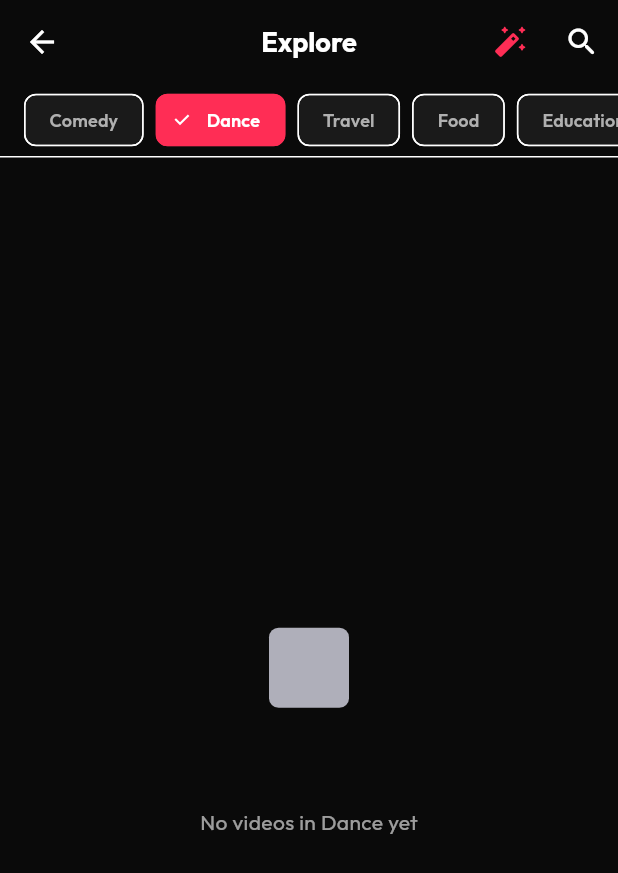
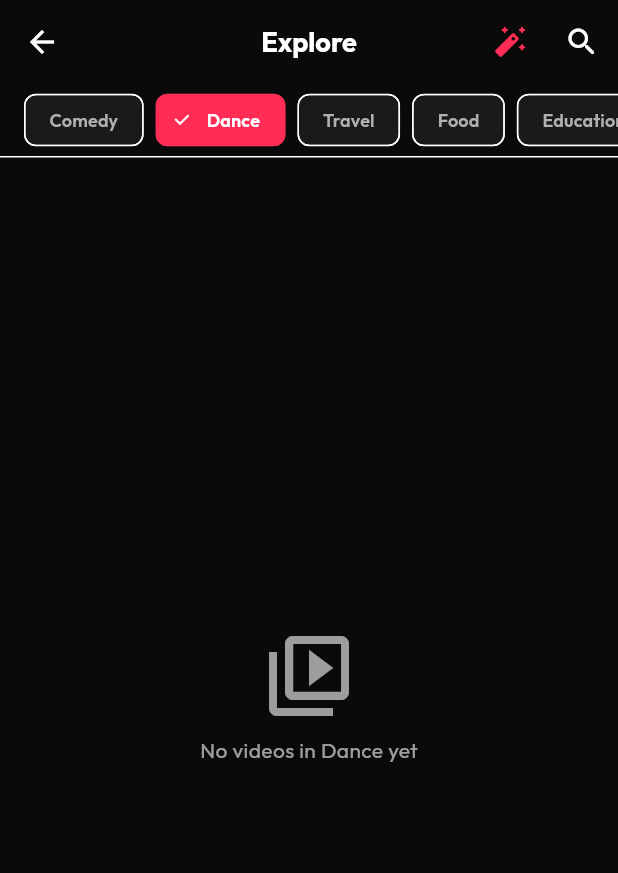
Before and after one commit to Duggineniakhil/RAY, a Flutter app: the ExploreScreen screen opened by its route, after a tap on "Comedy", after a tap on "Dance", on a phone screen of 412 x 824 dp. Shown: the top 873 px of the screen. Run offline on Flutter 3.47's test engine with Material 3 defaults, Android fonts, the phone set to English and light mode, and no system bars; our stand-ins replace camera, cloud_firestore, connectivity_plus, file_picker, firebase_auth, firebase_core and 16 more; missing offline and left inert: mobile_scanner, video_trimmer; accounts and stored records are empty; generated files the repository leaves out were written again; network calls fail.

Commit message:
Explore update

```diff
--- a/lib/features/explore/data/repositories/explore_repository.dart
+++ b/lib/features/explore/data/repositories/explore_repository.dart
@@ -15,7 +15,6 @@ class ExploreRepository {
     // Ranking: Primary sort by likes (engagement), secondary by views.
     // Using two separate queries and merging client-side to avoid composite index requirements.
     final snapshot = await query
-        .orderBy('likes', descending: true)
         .limit(30)
         .get();
 
--- a/lib/features/explore/presentation/screens/explore_screen.dart
+++ b/lib/features/explore/presentation/screens/explore_screen.dart
@@ -123,24 +123,20 @@ class _ExploreScreenState extends ConsumerState<ExploreScreen> {
 
 class _ExploreVideoGrid extends ConsumerWidget {
   final String? selectedCategory;
-  const _ExploreVideoGrid({this.selectedCategory});
+  final List<VideoModel>? searchResults;
+
+  const _ExploreVideoGrid({this.selectedCategory, this.searchResults});
 
   @override
   Widget build(BuildContext context, WidgetRef ref) {
     final exploreState = ref.watch(exploreProvider);
-    final videos = exploreState.trendingVideos;
+    final videos = searchResults ?? exploreState.trendingVideos;
     final theme = Theme.of(context);
     final l10n = AppLocalizations.of(context)!;
 
     if (exploreState.isLoading && videos.isEmpty) {
       return Center(
-        child: Lottie.asset(
-          'assets/animations/loading.json',
-          width: 120,
-          height: 120,
-          errorBuilder: (_, __, ___) =>
-              CircularProgressIndicator(color: theme.colorScheme.primary),
-        ),
+        child: CircularProgressIndicator(color: theme.colorScheme.primary),
       );
     }
 
@@ -149,13 +145,7 @@ class _ExploreVideoGrid extends ConsumerWidget {
         child: Column(
           mainAxisAlignment: MainAxisAlignment.center,
           children: [
-            Lottie.asset(
-              'assets/animations/empty_state.json',
-              width: 160,
-              height: 160,
-              errorBuilder: (_, __, ___) =>
             Icon(Icons.video_library_outlined, color: theme.hintColor, size: 64),
-            ),
             const SizedBox(height: 8),
             Text(
               selectedCategory != null
@@ -177,26 +167,37 @@ class _ExploreVideoGrid extends ConsumerWidget {
         childAspectRatio: 0.6,
       ),
       itemCount: videos.length,
-      itemBuilder: (context, i) => _VideoGridTile(video: videos[i]),
+      itemBuilder: (context, i) => _VideoGridTile(
+        videos: videos,
+        index: i,
+      ),
     );
   }
 }
 
 class _VideoGridTile extends StatelessWidget {
-  final VideoModel video;
-  const _VideoGridTile({required this.video});
+  final List<VideoModel> videos;
+  final int index;
+
+  const _VideoGridTile({required this.videos, required this.index});
 
   @override
   Widget build(BuildContext context) {
+    final video = videos[index];
     final theme = Theme.of(context);
     return GestureDetector(
-      onTap: () => context.push('/home/video', extra: video),
+      onTap: () => context.push('/home/video', extra: {
+        'videos': videos,
+        'initialIndex': index,
+      }),
       child: Stack(
         fit: StackFit.expand,
         children: [
           video.thumbnail.isNotEmpty
-            ? Image.network(video.thumbnail, fit: BoxFit.cover,
-                errorBuilder: (_, __, ___) => Container(color: theme.colorScheme.surface))
+              ? Image.network(video.thumbnail,
+                  fit: BoxFit.cover,
+                  errorBuilder: (_, __, ___) =>
+                      Container(color: theme.colorScheme.surface))
               : Container(
                   color: theme.colorScheme.surface,
                   child: Icon(Icons.play_circle_outline_rounded,
@@ -208,11 +209,15 @@ class _VideoGridTile extends StatelessWidget {
             left: 4,
             child: Row(
               children: [
-              const Icon(Icons.play_arrow_rounded, color: Colors.white, size: 14),
+                const Icon(Icons.play_arrow_rounded,
+                    color: Colors.white, size: 14),
                 const SizedBox(width: 2),
                 Text(
                   _format(video.views),
-                style: const TextStyle(color: Colors.white, fontSize: 11, fontWeight: FontWeight.w600),
+                  style: const TextStyle(
+                      color: Colors.white,
+                      fontSize: 11,
+                      fontWeight: FontWeight.w600),
                 ),
               ],
             ),
@@ -228,6 +233,7 @@ class _VideoGridTile extends StatelessWidget {
     return n.toString();
   }
 }
+
 
 class _VideoSearchDelegate extends SearchDelegate<String> {
   final WidgetRef ref;
@@ -249,9 +255,19 @@ class _VideoSearchDelegate extends SearchDelegate<String> {
 
   @override
   Widget buildResults(BuildContext context) {
+    if (query.trim().isEmpty) return const SizedBox();
+
+    // Trigger the search
+    WidgetsBinding.instance.addPostFrameCallback((_) {
       ref.read(exploreProvider.notifier).search(query);
-    close(context, query);
-    return const SizedBox();
+    });
+
+    return Consumer(
+      builder: (context, ref, child) {
+        final state = ref.watch(exploreProvider);
+        return _ExploreVideoGrid(searchResults: state.trendingVideos);
+      },
+    );
   }
 
   @override
```
Also changed, not shown: lib/core/utils/app_router.dart (+5 -2 lines), lib/features/video_feed/presentation/screens/single_video_screen.dart (+42 -9 lines). Lines whose indentation alone changed are shown as unchanged.
